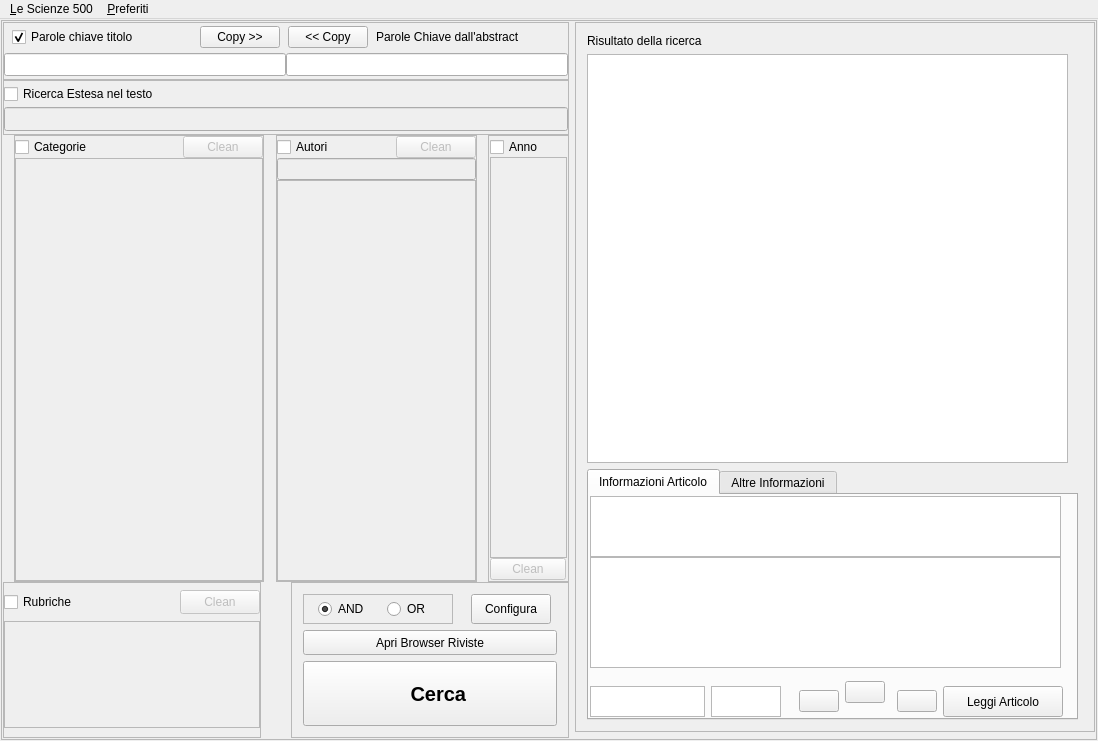
simon-r/LeScienze500, file lescienze500/src/lescienze500.ui: the form before one commit.
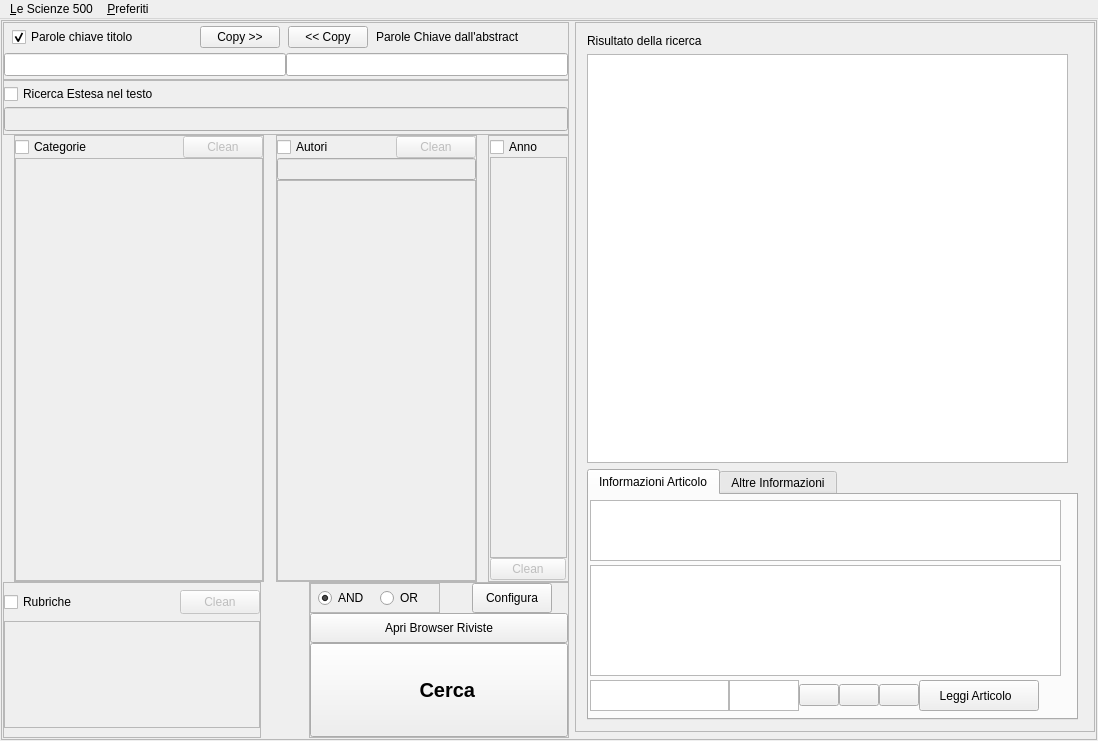
The form after the commit. Icons and pictures are not drawn.

Commit message: lun  1 nov 2010, 11.30.00, CET

Patch:
```diff
--- a/lescienze500/src/lescienze500.ui
+++ b/lescienze500/src/lescienze500.ui
@@ -139,7 +139,7 @@
                <property name="margin">
                 <number>1</number>
                </property>
-               <item row="0" column="0" colspan="12">
+               <item row="0" column="0" colspan="11">
                 <widget class="QTextBrowser" name="MostraTitolo">
                  <property name="minimumSize">
                   <size>
@@ -171,27 +171,45 @@
                  </property>
                 </widget>
                </item>
-               <item row="4" column="1">
-                <widget class="QTextBrowser" name="MostraNumero">
-                 <property name="minimumSize">
+               <item row="4" column="5">
+                <spacer name="horizontalSpacer_10">
+                 <property name="orientation">
+                  <enum>Qt::Horizontal</enum>
+                 </property>
+                 <property name="sizeHint" stdset="0">
                   <size>
-                   <width>70</width>
-                   <height>31</height>
+                   <width>40</width>
+                   <height>20</height>
                   </size>
                  </property>
-                 <property name="maximumSize">
+                </spacer>
+               </item>
+               <item row="4" column="10">
+                <spacer name="horizontalSpacer_11">
+                 <property name="orientation">
+                  <enum>Qt::Horizontal</enum>
+                 </property>
+                 <property name="sizeHint" stdset="0">
                   <size>
-                   <width>70</width>
-                   <height>31</height>
+                   <width>40</width>
+                   <height>20</height>
                   </size>
                  </property>
-                </widget>
+                </spacer>
                </item>
-               <item row="4" column="0">
+               <item row="4" column="0" colspan="5">
+                <layout class="QHBoxLayout" name="horizontalLayout_6">
+                 <property name="spacing">
+                  <number>0</number>
+                 </property>
+                 <property name="sizeConstraint">
+                  <enum>QLayout::SetNoConstraint</enum>
+                 </property>
+                 <item>
                 <widget class="QTextBrowser" name="MostraData">
                  <property name="minimumSize">
                   <size>
-                   <width>100</width>
+                     <width>130</width>
                    <height>31</height>
                   </size>
                  </property>
@@ -203,34 +221,23 @@
                  </property>
                 </widget>
                </item>
-               <item row="4" column="7">
-                <widget class="QPushButton" name="PreviewArticolo_2">
+                 <item>
+                  <widget class="QTextBrowser" name="MostraNumero">
                  <property name="minimumSize">
                   <size>
-                   <width>40</width>
-                   <height>0</height>
-                  </size>
-                 </property>
-                 <property name="toolTip">
-                  <string>Mostra L'anteprima
-dell'articolo</string>
-                 </property>
-                 <property name="text">
-                  <string/>
-                 </property>
-                 <property name="icon">
-                  <iconset resource="crystal.qrc">
-                   <normaloff>:/icons/crystal/contents-256.png</normaloff>:/icons/crystal/contents-256.png</iconset>
-                 </property>
-                 <property name="iconSize">
+                     <width>70</width>
+                     <height>31</height>
+                    </size>
+                   </property>
+                   <property name="maximumSize">
                   <size>
-                   <width>20</width>
-                   <height>20</height>
+                     <width>70</width>
+                     <height>31</height>
                   </size>
                  </property>
                 </widget>
                </item>
-               <item row="4" column="4">
+                 <item>
                 <widget class="QPushButton" name="pushButton">
                  <property name="toolTip">
                   <string>Mostra la rivista
@@ -246,50 +253,7 @@
                  </property>
                 </widget>
                </item>
-               <item row="4" column="6">
-                <spacer name="horizontalSpacer_10">
-                 <property name="orientation">
-                  <enum>Qt::Horizontal</enum>
-                 </property>
-                 <property name="sizeHint" stdset="0">
-                  <size>
-                   <width>40</width>
-                   <height>20</height>
-                  </size>
-                 </property>
-                </spacer>
-               </item>
-               <item row="4" column="8">
-                <widget class="QPushButton" name="ApriPDF_A">
-                 <property name="minimumSize">
-                  <size>
-                   <width>120</width>
-                   <height>31</height>
-                  </size>
-                 </property>
-                 <property name="text">
-                  <string>Leggi Articolo</string>
-                 </property>
-                 <property name="icon">
-                  <iconset resource="crystal.qrc">
-                   <normaloff>:/icons/crystal/pdficon.png</normaloff>:/icons/crystal/pdficon.png</iconset>
-                 </property>
-                </widget>
-               </item>
-               <item row="4" column="11">
-                <spacer name="horizontalSpacer_11">
-                 <property name="orientation">
-                  <enum>Qt::Horizontal</enum>
-                 </property>
-                 <property name="sizeHint" stdset="0">
-                  <size>
-                   <width>40</width>
-                   <height>20</height>
-                  </size>
-                 </property>
-                </spacer>
-               </item>
-               <item row="3" column="5" rowspan="2">
+                 <item>
                 <widget class="QPushButton" name="addFavoriti">
                  <property name="toolTip">
                   <string>Aggiungi ai Preferiti.</string>
@@ -303,6 +267,52 @@
                  </property>
                 </widget>
                </item>
+                 <item>
+                  <widget class="QPushButton" name="PreviewArticolo_2">
+                   <property name="minimumSize">
+                    <size>
+                     <width>40</width>
+                     <height>0</height>
+                    </size>
+                   </property>
+                   <property name="toolTip">
+                    <string>Mostra L'anteprima
+dell'articolo</string>
+                   </property>
+                   <property name="text">
+                    <string/>
+                   </property>
+                   <property name="icon">
+                    <iconset resource="crystal.qrc">
+                     <normaloff>:/icons/crystal/contents-256.png</normaloff>:/icons/crystal/contents-256.png</iconset>
+                   </property>
+                   <property name="iconSize">
+                    <size>
+                     <width>20</width>
+                     <height>20</height>
+                    </size>
+                   </property>
+                  </widget>
+                 </item>
+                 <item>
+                  <widget class="QPushButton" name="ApriPDF_A">
+                   <property name="minimumSize">
+                    <size>
+                     <width>120</width>
+                     <height>31</height>
+                    </size>
+                   </property>
+                   <property name="text">
+                    <string>Leggi Articolo  </string>
+                   </property>
+                   <property name="icon">
+                    <iconset resource="crystal.qrc">
+                     <normaloff>:/icons/crystal/pdficon.png</normaloff>:/icons/crystal/pdficon.png</iconset>
+                   </property>
+                  </widget>
+                 </item>
+                </layout>
+               </item>
               </layout>
              </widget>
              <widget class="QWidget" name="TabAltro">
@@ -1251,7 +1261,7 @@
                 </property>
                 <property name="sizeHint" stdset="0">
                  <size>
-                  <width>10</width>
+                  <width>5</width>
                   <height>20</height>
                  </size>
                 </property>
@@ -1272,6 +1282,12 @@
                  <enum>QFrame::Raised</enum>
                 </property>
                 <layout class="QGridLayout" name="gridLayout_7">
+                 <property name="margin">
+                  <number>0</number>
+                 </property>
+                 <property name="spacing">
+                  <number>0</number>
+                 </property>
                  <item row="2" column="0">
                   <widget class="QFrame" name="AND_OR_Frame">
                    <property name="enabled">
@@ -1279,7 +1295,7 @@
                    </property>
                    <property name="minimumSize">
                     <size>
-                     <width>150</width>
+                     <width>130</width>
                      <height>30</height>
                     </size>
                    </property>
@@ -1349,7 +1365,7 @@
                    </property>
                    <property name="maximumSize">
                     <size>
-                     <width>86</width>
+                     <width>100</width>
                      <height>30</height>
                     </size>
                    </property>
@@ -1409,7 +1425,7 @@
                    <property name="maximumSize">
                     <size>
                      <width>16777215</width>
-                     <height>25</height>
+                     <height>30</height>
                     </size>
                    </property>
                    <property name="text">
```
Left out of the diff: 16 changed lines with no effect on the pictures. Lines whose indentation alone changed are shown as unchanged.
